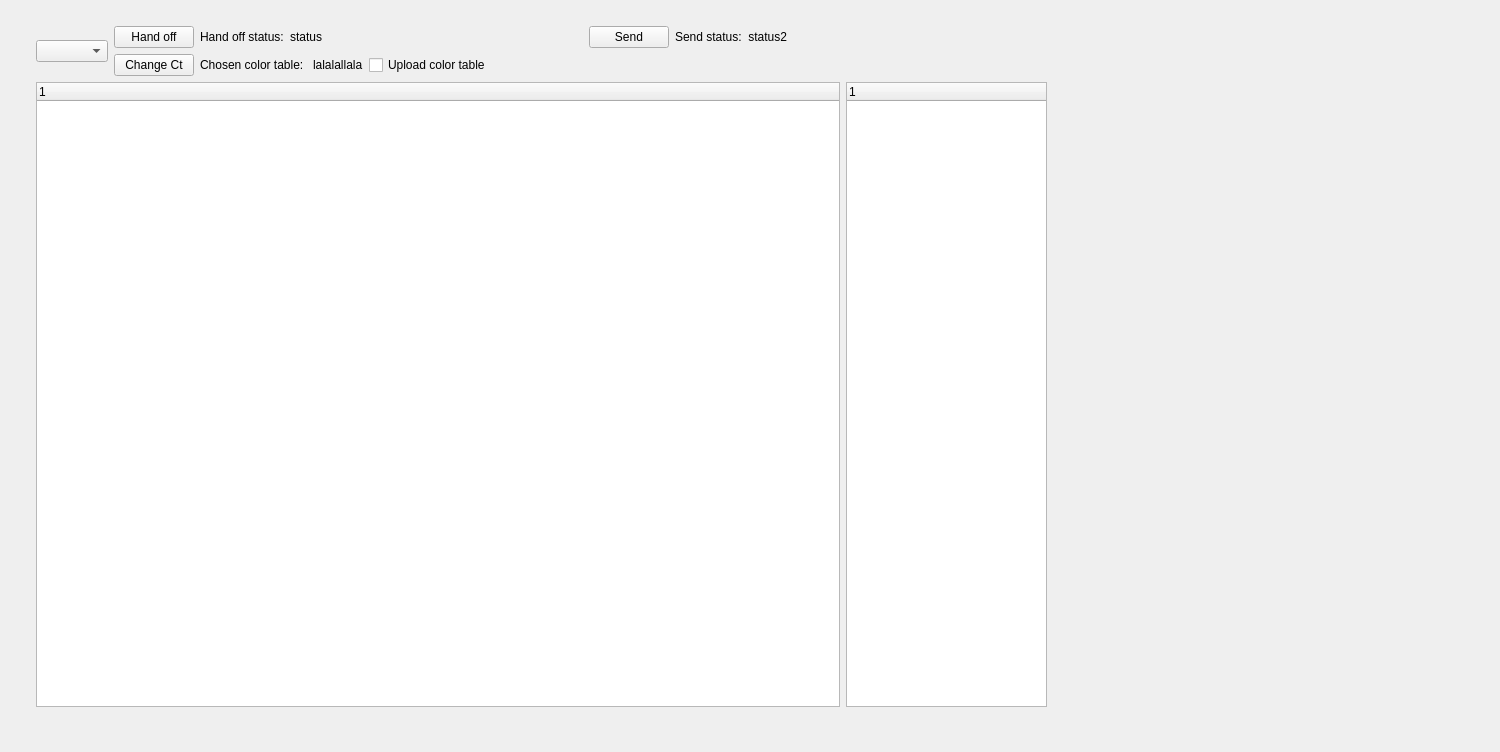
This is GUITools/KMonitor/XMLHandler.ui in kouretes/Monas as Qt 5 draws it before an edit. The edited form follows.
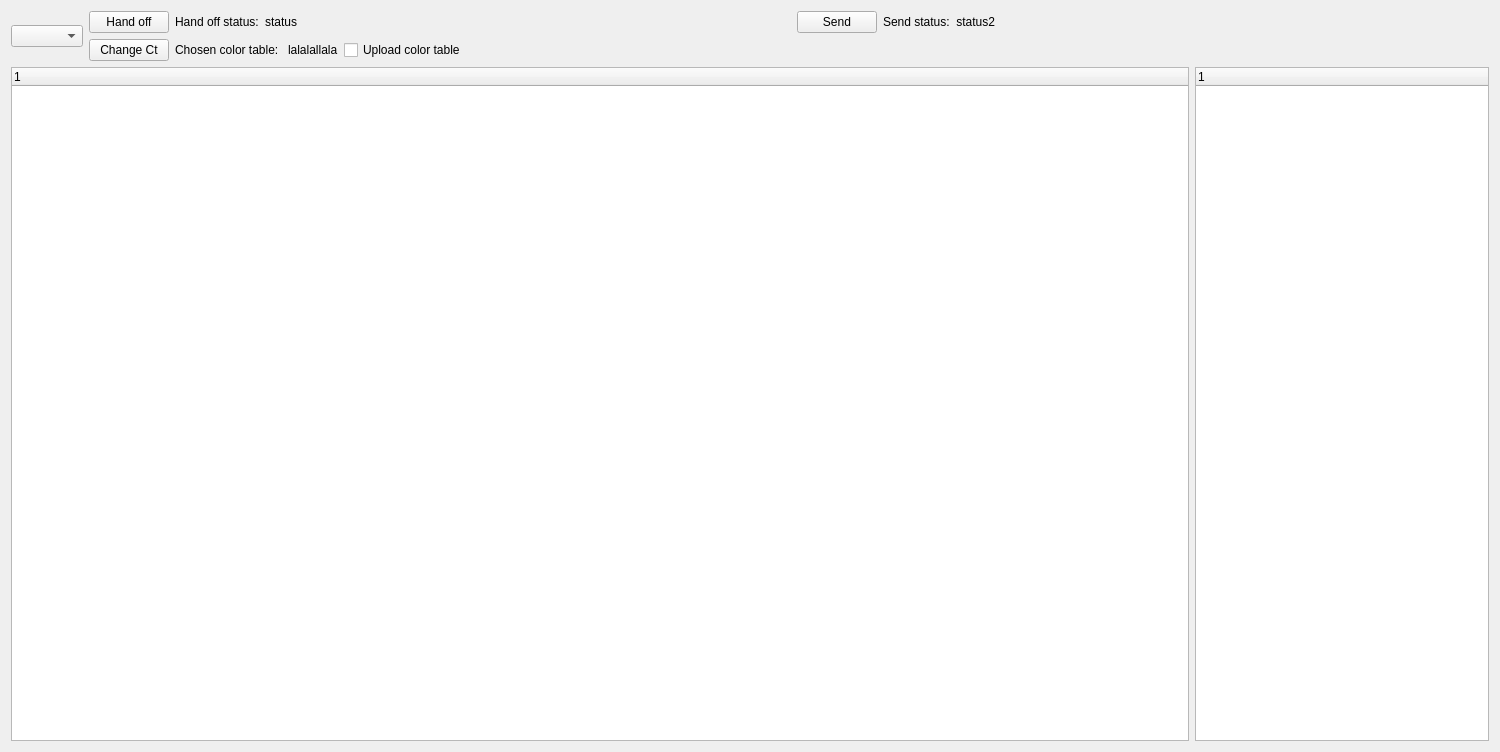
This is the edited form.

What changed in the file:
```diff
--- a/GUITools/KMonitor/XMLHandler.ui
+++ b/GUITools/KMonitor/XMLHandler.ui
@@ -13,15 +13,8 @@
   <property name="windowTitle">
    <string>Form</string>
   </property>
-  <widget class="QWidget" name="">
-   <property name="geometry">
-    <rect>
-     <x>36</x>
-     <y>26</y>
-     <width>1011</width>
-     <height>681</height>
-    </rect>
-   </property>
+  <layout class="QGridLayout" name="gridLayout">
+   <item row="0" column="0">
    <layout class="QVBoxLayout" name="verticalLayout_2">
     <item>
      <layout class="QHBoxLayout" name="horizontalLayout_4">
@@ -180,7 +173,8 @@
      </layout>
     </item>
    </layout>
-  </widget>
+   </item>
+  </layout>
  </widget>
  <resources/>
  <connections/>
```
Lines whose indentation alone changed are shown as unchanged.
